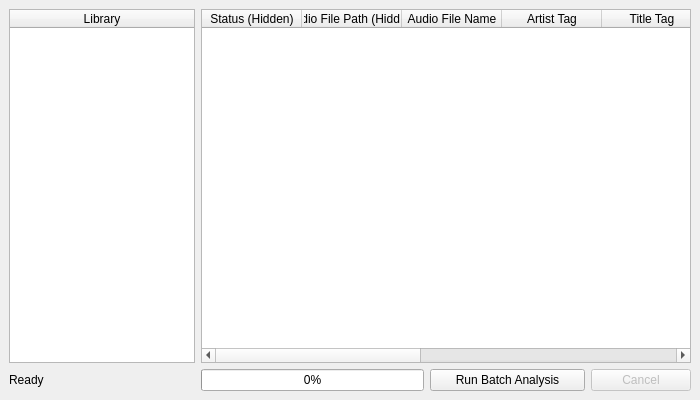
ibsh/is_KeyFinder, file batchwindow.ui: the form before one commit.
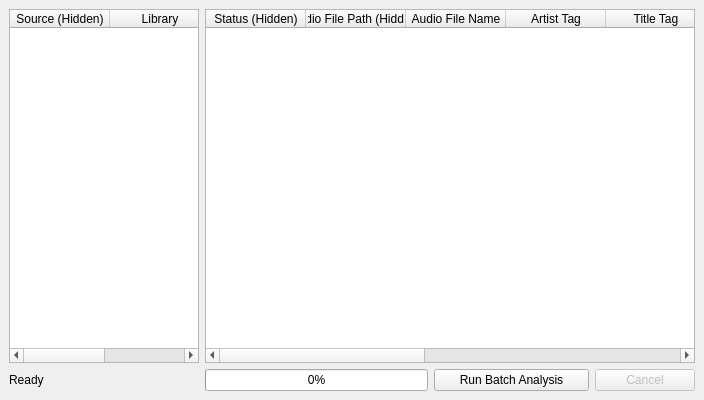
The form after the commit.

What changed in the file:
```diff
--- a/batchwindow.ui
+++ b/batchwindow.ui
@@ -25,7 +25,7 @@
      <widget class="QTableWidget" name="libraryWidget">
       <property name="minimumSize">
        <size>
-        <width>170</width>
+        <width>190</width>
         <height>0</height>
        </size>
       </property>
@@ -38,6 +38,12 @@
       <property name="editTriggers">
        <set>QAbstractItemView::NoEditTriggers</set>
       </property>
+      <property name="selectionMode">
+       <enum>QAbstractItemView::SingleSelection</enum>
+      </property>
+      <property name="wordWrap">
+       <bool>false</bool>
+      </property>
       <property name="cornerButtonEnabled">
        <bool>false</bool>
       </property>
@@ -47,6 +53,11 @@
       <attribute name="verticalHeaderVisible">
        <bool>false</bool>
       </attribute>
+      <column>
+       <property name="text">
+        <string>Source (Hidden)</string>
+       </property>
+      </column>
       <column>
        <property name="text">
         <string>Library</string>
```
